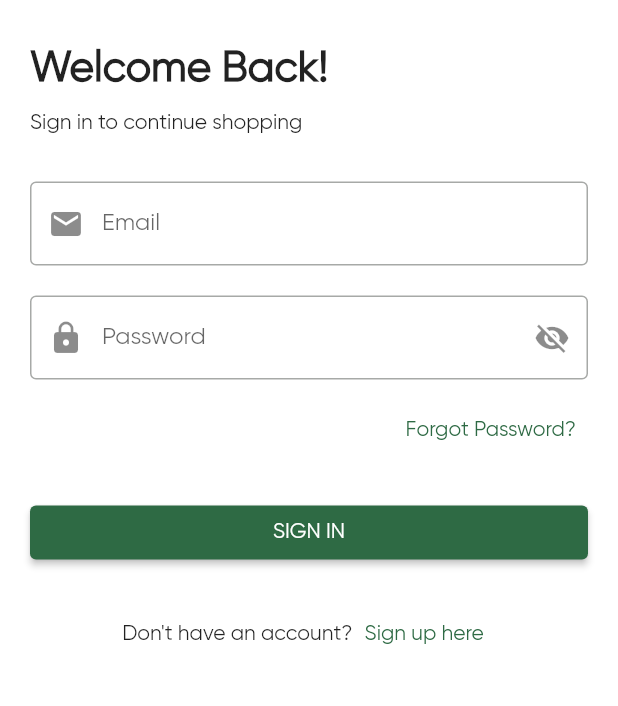
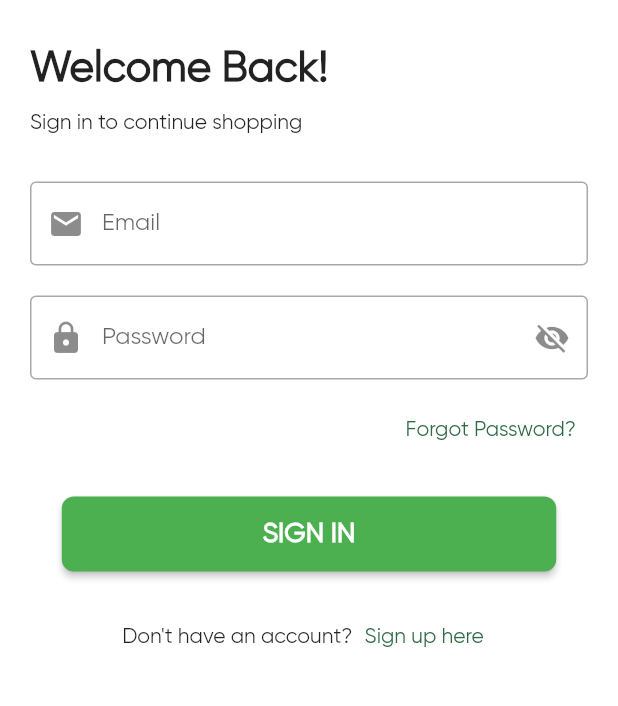
Before and after one commit to Prajwol999/hamro_grocery_mobile, a Flutter app: the SignInPage screen opened directly, on a phone screen of 412 x 824 dp, the part 240-946 px from its top. Run offline on Flutter 3.47's test engine with Material 3 defaults, Android fonts, the phone set to English and light mode, and no system bars; our stand-ins replace another_flushbar, dartz, equatable, flutter_bloc, get_it, hive_flutter and 1 more; accounts and stored records are empty.

Commit message:
feat:changes in sign in

```diff
--- a/lib/app.dart
+++ b/lib/app.dart
@@ -3,6 +3,7 @@ import 'package:flutter_bloc/flutter_bloc.dart';
 import 'package:hamro_grocery_mobile/app/service_locator/service_locator.dart';
 import 'package:hamro_grocery_mobile/feature/auth/presentation/view/signin_page.dart';
 import 'package:hamro_grocery_mobile/feature/auth/presentation/view_model/login_view_model/login_view_model.dart';
+import 'package:hamro_grocery_mobile/splash/splash_screen.dart';
 
 // import 'package:hamro_grocery_mobile/view/auth/dashboard/grocery_app_home.dart';
 // import 'package:hamro_grocery_mobile/view/auth/dashboard_view.dart';
@@ -25,7 +26,7 @@ class MyApp extends StatelessWidget {
       ),
        home: BlocProvider.value(
         value: serviceLocator<LoginViewModel>(),
-        child: SignInPage(),
+        child: SplashScreen(),
       ),
     );
   }
--- a/lib/feature/auth/presentation/view/signin_page.dart
+++ b/lib/feature/auth/presentation/view/signin_page.dart
@@ -1,4 +1,3 @@
-
 import 'package:flutter/material.dart';
 import 'package:flutter_bloc/flutter_bloc.dart';
 
@@ -7,7 +6,6 @@ import 'package:hamro_grocery_mobile/feature/auth/presentation/view_model/login_
 import 'package:hamro_grocery_mobile/feature/auth/presentation/view_model/login_view_model/login_state.dart';
 import 'package:hamro_grocery_mobile/feature/auth/presentation/view_model/login_view_model/login_view_model.dart';
 import 'package:hamro_grocery_mobile/view/auth/forgot_password.dart';
-
 
 class SignInPage extends StatefulWidget {
   const SignInPage({super.key});
@@ -73,7 +71,7 @@ class _SignInPageState extends State<SignInPage> {
           child: BlocConsumer<LoginViewModel, LoginState>(
             listener: (context, state) {
               if (!state.isSuccess && !state.isLoading) {
-                _showSnackBar("Login failed", Colors.red);
+                _showSnackBar("Login failed", Colors.yellow);
               }
             },
             builder: (context, state) {
@@ -115,7 +113,9 @@ class _SignInPageState extends State<SignInPage> {
                         prefixIcon: const Icon(Icons.lock),
                         border: const OutlineInputBorder(),
                         suffixIcon: IconButton(
-                          icon: Icon(_obscurePassword ? Icons.visibility_off : Icons.visibility),
+                          icon: Icon(
+                            _obscurePassword ? Icons.visibility_off : Icons.visibility,
+                          ),
                           onPressed: () => setState(() => _obscurePassword = !_obscurePassword),
                         ),
                       ),
@@ -134,14 +134,31 @@ class _SignInPageState extends State<SignInPage> {
                     ),
                     const SizedBox(height: 20),
 
-                    /// Sign In Button
-                    SizedBox(
-                      width: double.infinity,
+
+                    Align(
+                      alignment: Alignment.center,
+                      child: SizedBox(
+                        width: MediaQuery.of(context).size.width * 0.8, // Bigger width
+                        height: 50, // Bigger height
                         child: ElevatedButton(
+                          style: ElevatedButton.styleFrom(
+                            backgroundColor: Colors.green,
+                            shape: RoundedRectangleBorder(
+                              borderRadius: BorderRadius.circular(8),
+                            ),
+                          ),
                           onPressed: state.isLoading ? null : () => _login(context),
                           child: state.isLoading
                               ? const CircularProgressIndicator(color: Colors.white)
-                            : const Text("SIGN IN"),
+                              : const Text(
+                                  "SIGN IN",
+                                  style: TextStyle(
+                                    color: Colors.white,
+                                    fontSize: 18,
+                                    fontWeight: FontWeight.bold,
+                                  ),
+                                ),
+                        ),
                       ),
                     ),
                     const SizedBox(height: 20),
@@ -158,9 +175,9 @@ class _SignInPageState extends State<SignInPage> {
                                 );
                           },
                           child: const Text("Sign up here"),
-                        )
+                        ),
                       ],
-                    )
+                    ),
                   ],
                 ),
               );
--- a/lib/feature/auth/presentation/view_model/login_view_model/login_view_model.dart
+++ b/lib/feature/auth/presentation/view_model/login_view_model/login_view_model.dart
@@ -6,7 +6,7 @@ import 'package:hamro_grocery_mobile/feature/auth/domain/usecase/login_usecase.d
 
 import 'package:hamro_grocery_mobile/feature/auth/presentation/view/signup_page.dart';
 import 'package:hamro_grocery_mobile/view/auth/dashboard/grocery_app_home.dart';
-import 'package:hamro_grocery_mobile/view/auth/dashboard/home_screen.dart';
+
 
 import '../register_view_model/register_view_model.dart';
 import 'login_event.dart';
```
Lines whose indentation alone changed are shown as unchanged.
